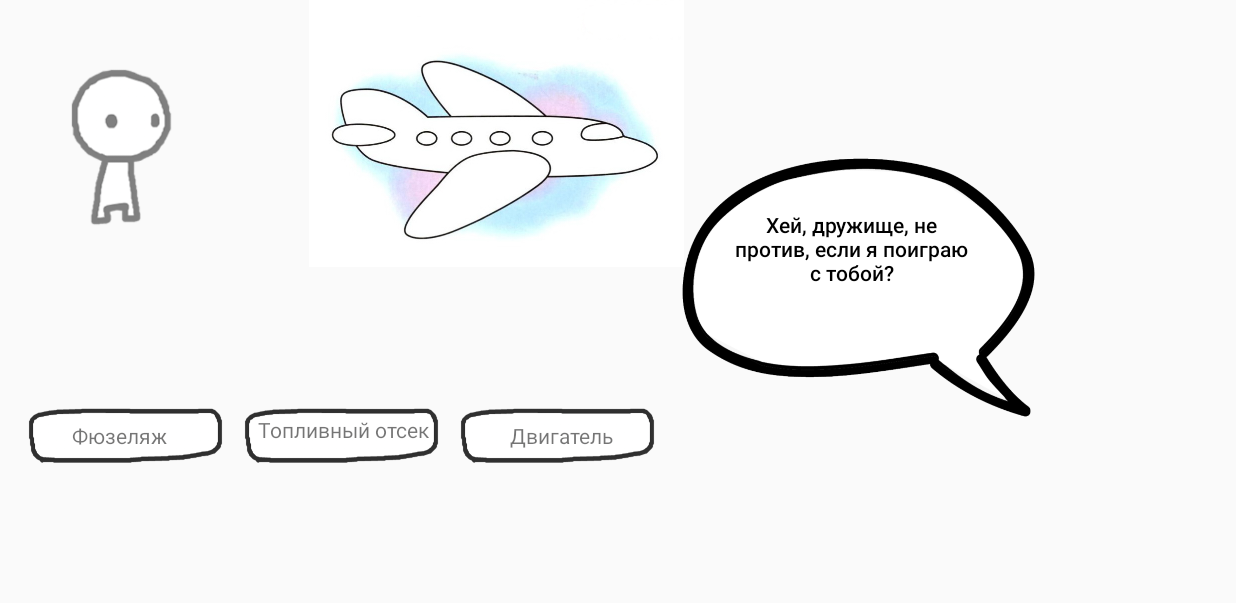
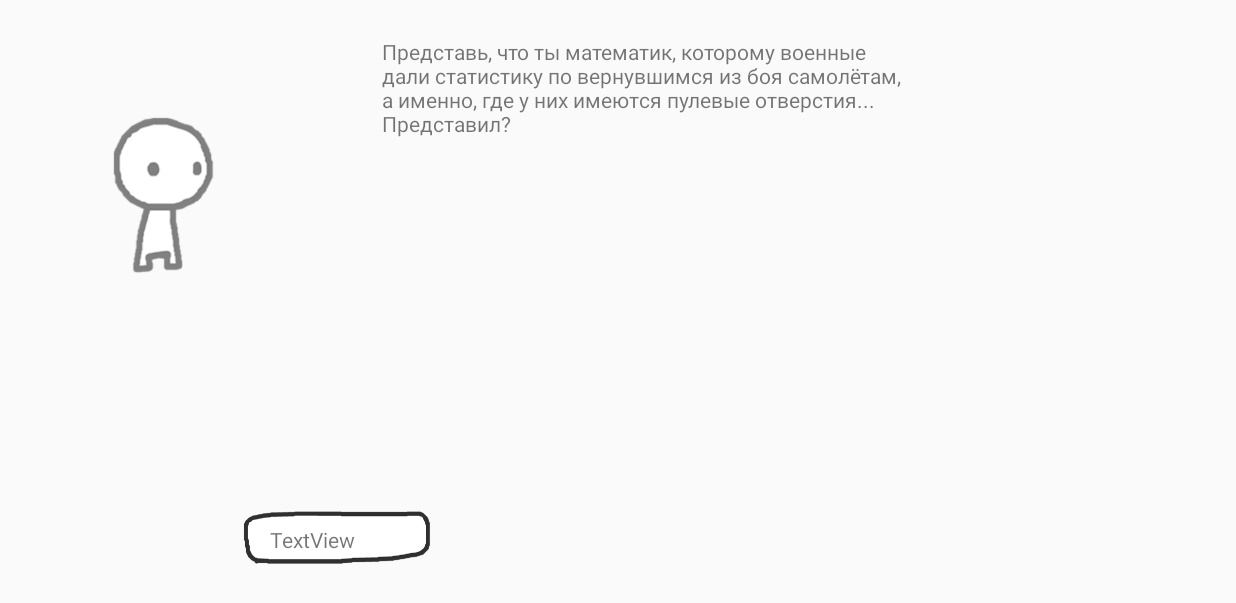
Before and after one commit to Sombrero1/GameForTheAges2, an Android app: the fragment level_2 placed in its activity, on a phone screen of 824 x 412 dp (held sideways). Shown: the top 603 px of the screen. Run offline under Robolectric (Android 15) with nearby library versions, the light colour scheme and no system bars; libraries missing offline, so code that uses them is left out: com.jjoe64.graphview; 6 statements that could not run were skipped.

Commit message:
Работа над вторым уровнем

```diff
--- a/app/src/main/java/android/bignerdranch/gamefortheages/Animations.java
+++ b/app/src/main/java/android/bignerdranch/gamefortheages/Animations.java
@@ -32,7 +32,21 @@
         beginImageSet.start();
     }
 
+    static public void HideButton(View v, View y, boolean choice,Context mContext){
+            if(choice) {
+                v.setVisibility(View.INVISIBLE);
+                y.setVisibility(View.INVISIBLE);
+            }
+            else{
+                v.setVisibility(View.VISIBLE);
+                y.setVisibility(View.VISIBLE);
+                Animations.simpleAnimation(v,R.animator.alpha_main_button,mContext);
+                Animations.simpleAnimation(y,R.animator.alpha_main_button,mContext);
 
+            }
+
+
+    }
 
 
 
--- a/app/src/main/java/android/bignerdranch/gamefortheages/levels/level_1.java
+++ b/app/src/main/java/android/bignerdranch/gamefortheages/levels/level_1.java
@@ -1,42 +1,26 @@
 package android.bignerdranch.gamefortheages.levels;
 
-import android.animation.Animator;
-import android.animation.AnimatorInflater;
-import android.animation.AnimatorSet;
 import android.app.Activity;
 import android.bignerdranch.gamefortheages.Animations;
 import android.bignerdranch.gamefortheages.R;
 import android.bignerdranch.gamefortheages.communicationFragmentAndActivity;
 import android.content.Context;
-import android.content.Intent;
-import android.graphics.Color;
 import android.graphics.drawable.AnimationDrawable;
-import android.net.Uri;
 import android.os.Bundle;
 
-import androidx.annotation.ColorInt;
-import androidx.constraintlayout.widget.ConstraintLayout;
 import androidx.fragment.app.Fragment;
 
 import android.view.LayoutInflater;
 import android.view.MotionEvent;
 import android.view.View;
 import android.view.ViewGroup;
-import android.view.animation.Animation;
-import android.widget.Button;
 import android.widget.ImageView;
 import android.widget.TextView;
-import android.widget.Toast;
 
 
 import com.jjoe64.graphview.GraphView;
 import com.jjoe64.graphview.series.DataPoint;
 import com.jjoe64.graphview.series.LineGraphSeries;
-
-import java.util.ArrayList;
-import java.util.Date;
-
-import im.dacer.androidcharts.LineView;
 
 
 public class level_1 extends Fragment implements  View.OnTouchListener{
@@ -66,7 +50,7 @@ public class level_1 extends Fragment implements  View.OnTouchListener{
         view = inflater.inflate(R.layout.fragment_level_1,container,false);
 
 
-        CloudText = view.findViewById(R.id.CloudText);
+        CloudText = view.findViewById(R.id.CloudTextn);
 
 
         // TEST
--- a/app/src/main/java/android/bignerdranch/gamefortheages/levels/level_2.java
+++ b/app/src/main/java/android/bignerdranch/gamefortheages/levels/level_2.java
@@ -2,19 +2,19 @@ package android.bignerdranch.gamefortheages.levels;
 
 import android.app.Activity;
 import android.bignerdranch.gamefortheages.Animations;
+import android.bignerdranch.gamefortheages.DrawView.MyThread;
 import android.bignerdranch.gamefortheages.R;
-import android.bignerdranch.gamefortheages.communicationFragmentAndActivity;
 import android.content.Context;
-import android.graphics.Color;
 import android.graphics.drawable.AnimationDrawable;
 import android.os.Bundle;
 
-import androidx.constraintlayout.widget.ConstraintLayout;
 import androidx.fragment.app.Fragment;
 
+import android.os.Handler;
 import android.view.LayoutInflater;
 import android.view.View;
 import android.view.ViewGroup;
+import android.widget.Button;
 import android.widget.ImageView;
 import android.widget.TextView;
 
@@ -27,21 +27,30 @@ public class level_2 extends Fragment implements View.OnClickListener {
     ImageView maincharacter;
     ImageView cloud_dialoge_1;
 
+
+    ImageView Button0;
     ImageView Button1;
     ImageView Button2;
     ImageView Button3;
 
     TextView CloudText;
+    TextView CloudTextn;
 
+    TextView Button0Text;
     TextView Button1Text;
     TextView Button2Text;
     TextView Button3Text;
+
+
+    ImageView Plane;
+    ImageView Table1;
 
 
 
 
 
     boolean pressedButton=false;
+    boolean toOnetoTwo=false;
 
 
     private AnimationDrawable mAnimationDrawable;
@@ -55,26 +64,43 @@ public class level_2 extends Fragment implements View.OnClickListener {
 
 
         CloudText = view.findViewById(R.id.CloudText);
-        cloud_dialoge_1 = (ImageView) view.findViewById(R.id.cloud_dialoge_first);
+        CloudTextn=view.findViewById(R.id.CloudTextn);
+        CloudText.setText(R.string.level_2_dialoge_1);
+     //   cloud_dialoge_1 = (ImageView) view.findViewById(R.id.cloud_dialoge_first);
+
         maincharacter = view.findViewById(R.id.maincharacter);
+        Plane = view.findViewById(R.id.Plane);
+        Table1 = view.findViewById(R.id.Table1);
 
+        Button0Text=view.findViewById(R.id.Button0Text);
         Button1Text=view.findViewById(R.id.Button1Text);
         Button2Text=view.findViewById(R.id.Button2Text);
         Button3Text=view.findViewById(R.id.Button3Text);
 
+        Button0=view.findViewById(R.id.Button0);
         Button1=view.findViewById(R.id.Button1);
         Button2=view.findViewById(R.id.Button2);
         Button3=view.findViewById(R.id.Button3);
 
+        Button0.setOnClickListener(this);
         Button1.setOnClickListener(this);
         Button2.setOnClickListener(this);
         Button3.setOnClickListener(this);
+
+        Animations.HideButton(Button1, Button1Text, true, view.getContext());
+        Animations.HideButton(Button2, Button2Text, true, view.getContext());
+        Animations.HideButton(Button3, Button3Text, true,view.getContext());
+        Plane.setVisibility(View.INVISIBLE);
+        Table1.setVisibility(View.INVISIBLE);
+
 
 
         // TEST
       //  ConstraintLayout fff= (ConstraintLayout) view.findViewById(R.id.level_1);
        // fff.setBackgroundColor(Color.WHITE);
 //
+            // 1 step
+        Animations.simpleAnimation(CloudText,R.animator.alpha_main_button,view.getContext());
 
 
 
@@ -91,12 +117,6 @@ public class level_2 extends Fragment implements View.OnClickListener {
         //cloud_dialoge_1.setImageResource(R.drawable.cloud_dialoge);
 
 
-        Animations.simpleAnimation(CloudText,R.animator.alpha_main_button,view.getContext());
-
-
-
-
-
 
 
 
@@ -110,29 +130,68 @@ public class level_2 extends Fragment implements View.OnClickListener {
     public void onClick(View v) {
         switch (v.getId()){
 
+            case R.id.Button0:
+
+
+              /*  new Handler().post(new Runnable() { @Override public void run() {
+                 //кнопка + пропадание текста через другой поток
+
+
+                    Animations.AnimateMainButton(Button0, Button0Text, R.drawable.big_button_1, R.drawable.big_button_2);
+
+
+                } });*/
+
+             //       mThread.simpleAnimation(CloudTextn,R.animator.alpha_main_button_reverse, view.getContext());
+                 //   mThread.AnimateMainButton(Button0,Button0Text,R.drawable.big_button_1,R.drawable.big_button_2);
+             //   Animations.AnimateMainButton(Button0, Button0Text, R.drawable.big_button_1, R.drawable.big_button_2);//кнопка + пропадание текста через другой поток
+
+
+
+                Animations.AnimateMainButton(Button0, Button0Text, R.drawable.big_button_1, R.drawable.big_button_2);
+
+                CloudTextn.setText(R.string.level_2_dialoge_2);
+
+
+
+                Animations.simpleAnimation(CloudText, R.animator.alpha_main_button_reverse, view.getContext());
+                  //  Animations.HideButton(Button0Text, Button0, true, view.getContext());
+                    maincharacter.animate().rotationBy(360f).setDuration(600).start();
+                    Animations.HideButton(Button1, Button1Text, false, view.getContext());
+                    Animations.HideButton(Button2, Button2Text, false, view.getContext());
+                    Animations.HideButton(Button3, Button3Text, false, view.getContext());
+                    Plane.setVisibility(View.VISIBLE);
+                    Animations.simpleAnimation(Plane, R.animator.translation, view.getContext());
+                    Table1.setVisibility(View.VISIBLE);
+                    Animations.simpleAnimation(Plane, R.animator.alpha_main_button, view.getContext());
+                    Animations.simpleAnimation(Table1, R.animator.alpha_main_button, view.getContext());
+
+
+                break;
+
 
 
             case R.id.Button1:
 
                 Animations.AnimateMainButton(Button1,Button1Text,R.drawable.big_button_1,R.drawable.big_button_2);
-                Animations.simpleAnimation(CloudText,R.animator.alpha_main_button,view.getContext());
-                CloudText.setText(R.string.answer1);
+                Animations.simpleAnimation(CloudTextn,R.animator.alpha_main_button,view.getContext());
+                CloudTextn.setText(R.string.level_2_answer1);
 
 
                 break;
 
             case R.id.Button2:
                 Animations.AnimateMainButton(Button2,Button2Text,R.drawable.big_button_1,R.drawable.big_button_2);
-                Animations.simpleAnimation(CloudText,R.animator.alpha_main_button,view.getContext());
-                CloudText.setText(R.string.answer2);
+                Animations.simpleAnimation(CloudTextn,R.animator.alpha_main_button,view.getContext());
+                CloudTextn.setText(R.string.level_2_answer2);
                 break;
 
 
 
             case R.id.Button3:
                 Animations.AnimateMainButton(Button3,Button3Text,R.drawable.big_button_1,R.drawable.big_button_2);
-                Animations.simpleAnimation(CloudText,R.animator.alpha_main_button,view.getContext());
-                CloudText.setText(R.string.answer3);
+                Animations.simpleAnimation(CloudTextn,R.animator.alpha_main_button,view.getContext());
+                CloudTextn.setText(R.string.level_2_answer3);
 
                 break;
 
@@ -141,7 +200,7 @@ public class level_2 extends Fragment implements View.OnClickListener {
 
         }
 
-         ((communicationFragmentAndActivity) mActivity).MailFromFragment(0); //следующий левел
+       //  ((communicationFragmentAndActivity) mActivity).MailFromFragment(0); //следующий левел
 
         /*
         Button1.setClickable(false);
--- a/app/src/main/res/layout-land/fragment_level_1.xml
+++ b/app/src/main/res/layout-land/fragment_level_1.xml
@@ -56,7 +56,6 @@
         android:layout_marginTop="228dp"
         android:layout_marginEnd="84dp"
         android:fontFamily="sans-serif-medium"
-        android:text="@string/dialoge_1"
         android:textAlignment="center"
         android:textColor="@android:color/background_dark"
         app:layout_constraintEnd_toEndOf="parent"
--- a/app/src/main/res/layout-land/fragment_level_2.xml
+++ b/app/src/main/res/layout-land/fragment_level_2.xml
@@ -9,23 +9,15 @@
 
     <!-- TODO: Update blank fragment layout -->
 
+
     <ImageView
         android:id="@+id/maincharacter"
         android:layout_width="161dp"
         android:layout_height="163dp"
-        android:layout_marginTop="16dp"
+        android:layout_marginStart="28dp"
+        android:layout_marginTop="48dp"
         app:layout_constraintStart_toStartOf="parent"
         app:layout_constraintTop_toTopOf="parent" />
-
-    <ImageView
-        android:id="@+id/cloud_dialoge_first"
-        android:layout_width="323dp"
-        android:layout_height="383dp"
-
-        app:layout_constraintEnd_toEndOf="parent"
-        app:layout_constraintTop_toTopOf="parent"
-        app:srcCompat="@drawable/cloud_dialoge" />
-
 
     <ImageView
         android:id="@+id/Button1"
@@ -42,7 +34,7 @@
         android:layout_height="wrap_content"
         android:layout_marginStart="48dp"
         android:layout_marginBottom="108dp"
-        android:text="@string/button1"
+        android:text="@string/level_2_button1"
         app:layout_constraintBottom_toBottomOf="parent"
         app:layout_constraintStart_toStartOf="parent" />
 
@@ -61,8 +53,8 @@
         android:layout_width="wrap_content"
         android:layout_height="wrap_content"
         android:layout_marginStart="172dp"
-        android:layout_marginBottom="112dp"
-        android:text="@string/button2"
+        android:layout_marginBottom="108dp"
+        android:text="@string/level_2_button2"
         app:layout_constraintBottom_toBottomOf="parent"
         app:layout_constraintStart_toStartOf="parent" />
 
@@ -70,7 +62,7 @@
         android:id="@+id/Button3"
         android:layout_width="165dp"
         android:layout_height="142dp"
-        android:layout_marginStart="288dp"
+        android:layout_marginStart="284dp"
         android:layout_marginBottom="48dp"
         app:layout_constraintBottom_toBottomOf="parent"
         app:layout_constraintStart_toStartOf="parent"
@@ -80,31 +72,64 @@
         android:id="@+id/Button3Text"
         android:layout_width="wrap_content"
         android:layout_height="wrap_content"
-        android:layout_marginStart="340dp"
+        android:layout_marginStart="332dp"
         android:layout_marginBottom="108dp"
-        android:text="@string/button3"
+        android:text="@string/level_2_button3"
         app:layout_constraintBottom_toBottomOf="parent"
         app:layout_constraintStart_toStartOf="parent" />
 
-    <TextView
-        android:id="@+id/CloudText"
-        android:layout_width="165dp"
-        android:layout_height="107dp"
-        android:layout_marginTop="140dp"
-        android:layout_marginEnd="84dp"
-        android:fontFamily="sans-serif-medium"
-        android:text="@string/dialoge_1"
-        android:textAlignment="center"
-        android:textColor="@android:color/background_dark"
-        app:layout_constraintEnd_toEndOf="parent"
+    <ImageView
+        android:id="@+id/Plane"
+        android:layout_width="196dp"
+        android:layout_height="100dp"
+        android:layout_marginStart="252dp"
+        android:src="@drawable/plane"
+        app:layout_constraintStart_toStartOf="parent"
         app:layout_constraintTop_toTopOf="parent" />
 
     <ImageView
-        android:id="@+id/imageView"
-        android:layout_width="294dp"
-        android:layout_height="178dp"
-        android:layout_marginStart="184dp"
-        android:src="@drawable/plane"
+        android:id="@+id/Table1"
+        android:layout_width="300dp"
+        android:layout_height="172dp"
+        app:layout_constraintEnd_toEndOf="parent"
+        app:layout_constraintTop_toTopOf="parent"
+        app:srcCompat="@drawable/table_survive" />
+
+    <ImageView
+        android:id="@+id/Button0"
+        android:layout_width="159dp"
+        android:layout_height="94dp"
+        android:layout_marginStart="144dp"
+        android:layout_marginBottom="4dp"
+        app:layout_constraintBottom_toBottomOf="parent"
+        app:layout_constraintStart_toStartOf="parent"
+        app:srcCompat="@drawable/big_button_1" />
+
+    <TextView
+        android:id="@+id/Button0Text"
+        android:layout_width="87dp"
+        android:layout_height="30dp"
+        android:layout_marginStart="36dp"
+        android:layout_marginBottom="24dp"
+        android:text="TextView"
+        app:layout_constraintBottom_toBottomOf="@+id/Button0"
+        app:layout_constraintStart_toStartOf="@+id/Button0" />
+
+    <TextView
+        android:id="@+id/CloudText"
+        android:layout_width="371dp"
+        android:layout_height="195dp"
+        android:layout_marginEnd="108dp"
+        android:layout_marginBottom="188dp"
+        app:layout_constraintBottom_toBottomOf="parent"
+        app:layout_constraintEnd_toEndOf="parent" />
+
+    <TextView
+        android:id="@+id/CloudTextn"
+        android:layout_width="260dp"
+        android:layout_height="198dp"
+        android:layout_marginStart="468dp"
+        android:layout_marginTop="208dp"
         app:layout_constraintStart_toStartOf="parent"
         app:layout_constraintTop_toTopOf="parent" />
 
--- a/app/src/main/res/layout-sw600dp/fragment_level_1.xml
+++ b/app/src/main/res/layout-sw600dp/fragment_level_1.xml
@@ -47,7 +47,7 @@
         android:layout_marginTop="152dp"
         android:layout_marginEnd="94dp"
         android:fontFamily="sans-serif-medium"
-        android:text="@string/dialoge_1"
+        android:text=""
         android:textAlignment="center"
         android:textColor="@android:color/background_dark"
         app:layout_constraintEnd_toEndOf="parent"
--- a/app/src/main/res/values/strings.xml
+++ b/app/src/main/res/values/strings.xml
@@ -1,25 +1,41 @@
 <resources>
-    <string name="app_name">GameForTheAges</string>
-    <string name="play">Play!</string>
+    <string name="app_name">How not to make mistakes</string>
+    <string name="play">Начать!</string>
+    <string name="next">Дальше...</string>
 
     <string name="maincharacteranim">maincharacter</string>
 
     <!-- TODO: Remove or change this placeholder text -->
     <string name="hello_blank_fragment">Hello blank fragment</string>
 
-    //level 1
-    <string name="dialoge_1">Хей, дружище, не против, если я поиграю с тобой?</string>
-    <string name="yes">Конечно!</string>
 
 
+    //level 1
+    <string name="level_1_dialoge_1">Хей, дружище, ты выглядишь довольно умным, не против, если мы прогуляемся и обсудим некоторые вещи? </string>
+    <string name="yes">Конечно!</string>
+    <string name="level_1_dialoge_2">Тогда пошли! И будь внимателен :) </string>
+
     //level 2
-    <string name="button1">Фюзеляж</string>
-    <string name="button2">Топливный отсек</string>
-    <string name="button3">Двигатель</string>
+    <string name="level_2_dialoge_1">Представь, что ты математик, которому военные дали статистику по вернувшимся из боя самолётам, а именно, где у них имеются пулевые отверстия... Представил?</string>
+    <string name="level_2_button0">Да</string>
+    <string name="level_2_dialoge_2">Отлично! Вот тебе таблица с теми самыми данными... Возникает вопрос... Куда поместить броню? Вариант только один, так как нельзя навесить много брони, ведь это ведёт к снижению манёвренности, оставлять без брони - тоже плохо... Где стоит поместить броню?</string>
+    <string name="level_2_button1">Фюзеляж</string>
+    <string name="level_2_button2">Топливный сист.</string>
+    <string name="level_2_button3">Двигатель</string>
 
-    <string name="answer1">Хмм, наверно ты рассуждал с точки зрения...</string>
-    <string name="answer2">Если считать, что....</string>
-    <string name="answer3">Да, в данном случае ответ правильный!</string>
+    <string name="level_2_answer1">Хмм, наверно ты рассуждал с точки зрения... Много попаданий? Да, это так, но говорит ли это о первочередной необходимости в укреплении защиты? Лучше дырявый самолёт, чем сбитый</string>
+    <string name="level_2_answer2">Если считать, что... Топливная система не такая уж большая по площади и такое количество попаданий говорит о... Но не обманывай себя... Уменьшение вероятности пробития часто попадаемых объектов не уменьшает значительно риск сбития самолёта. Ровно как и в случае фюзеляжа</string>
+    <string name="level_2_answer3">Меньше всего попаданий... Кажется, что особо нет смысл рассматривать этот вариант... Но если подумать... Насколько часто самолёты возвращались после попадания в двигатель? Учитывая... что статистика по вернувшимся самолётам...</string>
+
+
+    <string name="level_2_dialoge_3">Правильный ответ: двигатель! На каком основании? Статистика по ВЕРНУВШИМСЯ самолётам! В этом вся загвоздка... Мы пытаемся оценить только по выжывшим... И это может приводить к неверным выводам. Это знал математик Абрахам Вальд, который и дал военным ответ, в котором они нуждались</string>
+    <string name="level_2_dialoge_4">Приведём более простой пример... Многие люди полагают, что дельфины спасают людей, если те вдруг начнут тонут... Кажется, что вот же, есть пример как дельфин спас человека... Но... задумывались ли вы о тех, кто мог просто не вернуться?</string>
+    <string name="level_2_dialoge_5">В этом заключается собственно систематическая ошибка выжившего. Не учитывать тех, кто не вернулся. Желаешь продолжить нашу прогулку?</string>
+
+
+
+    //level 3
+
 
 
 </resources>
```
Also changed, not shown: app/src/main/java/android/bignerdranch/gamefortheages/levels/Thread.java (added, +39 -0 lines), app/src/main/java/android/bignerdranch/gamefortheages/levels/level_3.java (+3 -16 lines), app/src/main/res/animator/alpha_main_button_reverse.xml (added, +12 -0 lines), app/src/main/res/animator/translation.xml (added, +32 -0 lines), app/src/main/res/layout-land/fragment_level_3.xml (+5 -5 lines), app/src/main/res/drawable/table_survive.png (added).
